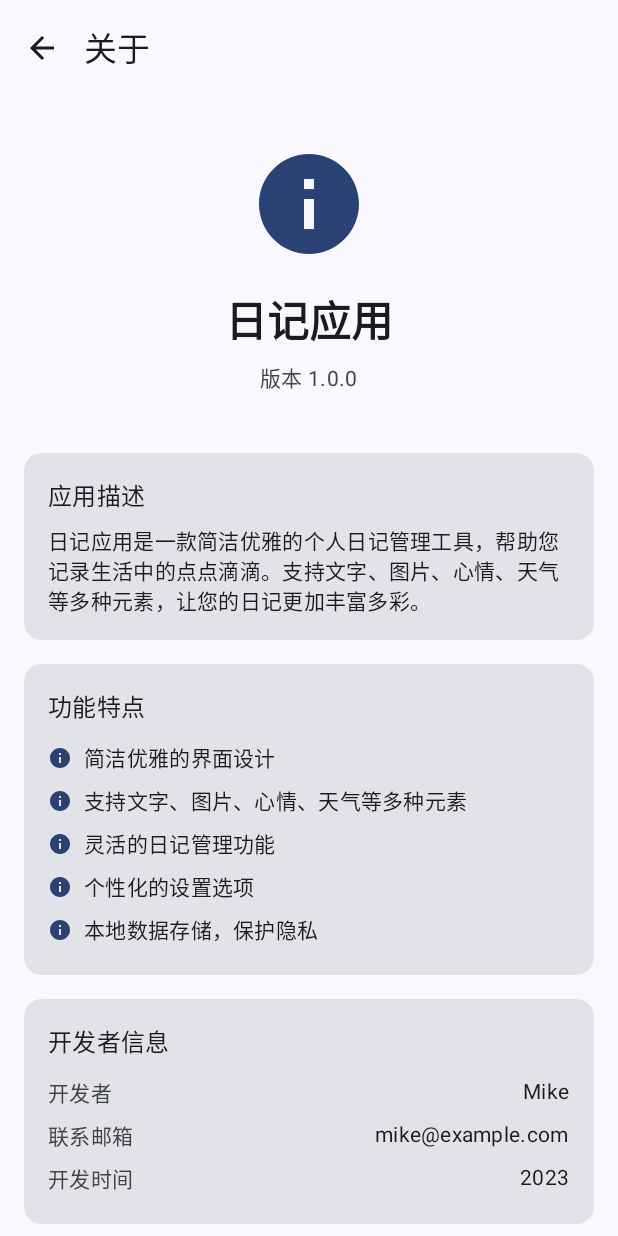
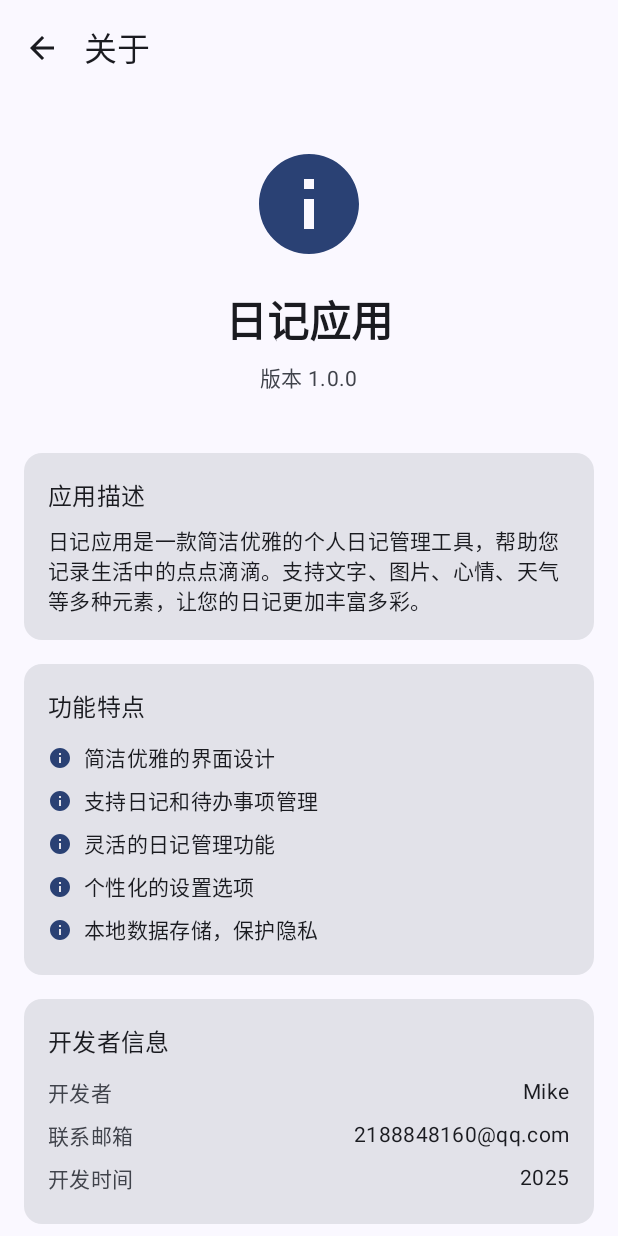
Before and after one commit to zhangsan1989707/HangDiary, an Android app built with Jetpack Compose: the AboutScreen screen opened through its navigation route, on a phone screen of 412 x 824 dp. Run offline under Robolectric (Android 15) with nearby library versions, the phone set to English and light mode, and no system bars; our stand-ins replace Dagger/Hilt's generated code, Room's generated code.

Commit message:
Update AboutScreen.kt

```diff
--- a/app/src/main/java/com/example/hangdiary/ui/screens/AboutScreen.kt
+++ b/app/src/main/java/com/example/hangdiary/ui/screens/AboutScreen.kt
@@ -110,7 +110,7 @@ fun AboutScreen(
                         )
                         Spacer(modifier = Modifier.height(8.dp))
                         FeatureItem(text = "简洁优雅的界面设计")
-                        FeatureItem(text = "支持文字、图片、心情、天气等多种元素")
+                        FeatureItem(text = "支持日记和待办事项管理")
                         FeatureItem(text = "灵活的日记管理功能")
                         FeatureItem(text = "个性化的设置选项")
                         FeatureItem(text = "本地数据存储，保护隐私")
@@ -134,8 +134,8 @@ fun AboutScreen(
                         )
                         Spacer(modifier = Modifier.height(8.dp))
                         InfoItem(label = "开发者", value = "Mike")
-                        InfoItem(label = "联系邮箱", value = "mike@example.com")
-                        InfoItem(label = "开发时间", value = "2023")
+                        InfoItem(label = "联系邮箱", value = "2188848160@qq.com")
+                        InfoItem(label = "开发时间", value = "2025")
                     }
                 }
             }
```
